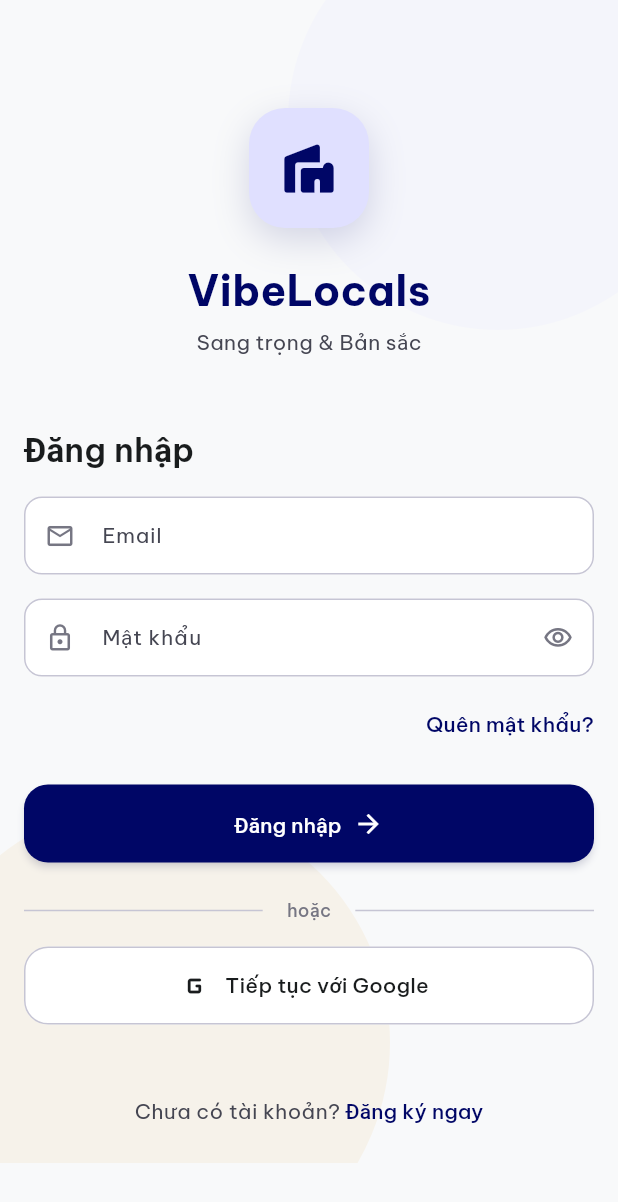
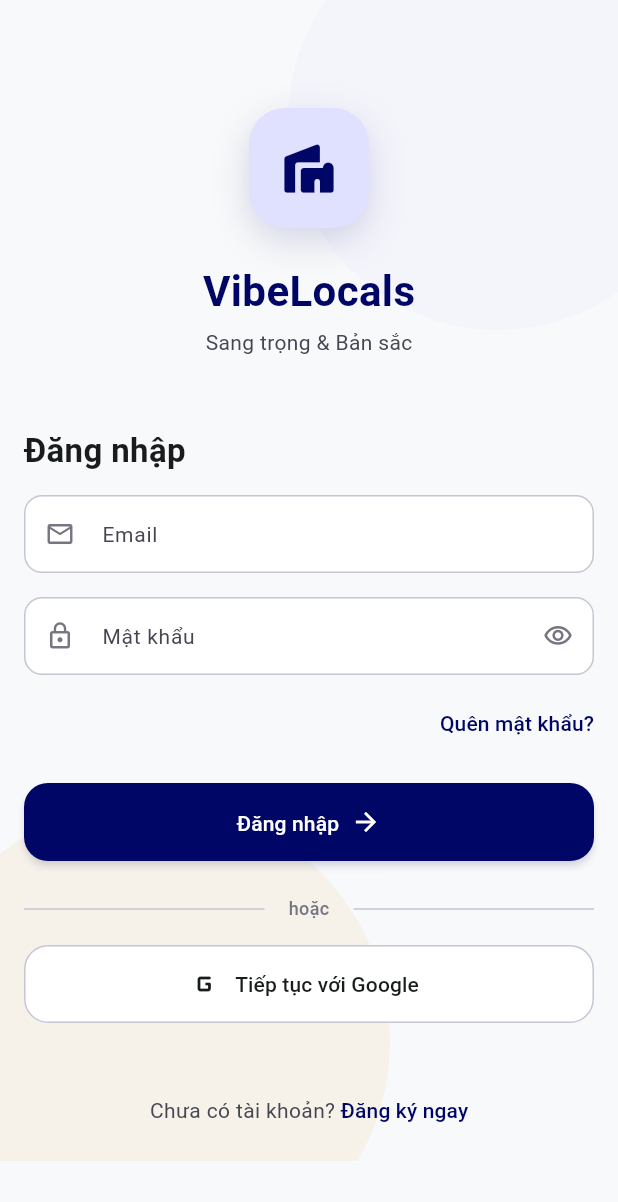
Before and after one commit to KhoiPM23/prm393-group4-mobile-app, a Flutter app: the screen it shows after launch, on a phone screen of 412 x 824 dp. Shown: the top 1202 px of the screen. Run offline on Flutter 3.47's test engine with Material 3 defaults, Android fonts, the phone set to English and light mode, and no system bars; our stand-ins replace flutter_bloc.

Commit message:
feat: re-enable icon & hide vietnamese font

```diff
--- a/lib/core/theme/app_theme.dart
+++ b/lib/core/theme/app_theme.dart
@@ -43,7 +43,7 @@
       useMaterial3: true,
       colorScheme: colorScheme,
       scaffoldBackgroundColor: AppColors.background,
-      fontFamily: 'BeVietnamPro',
+      // fontFamily: 'BeVietnamPro',
       textTheme: const TextTheme(
         displayLarge: AppTextStyles.displayLg,
         headlineLarge: AppTextStyles.headlineLg,
```
Also changed, not shown: pubspec.yaml (+13 -13 lines), 1 other file.
